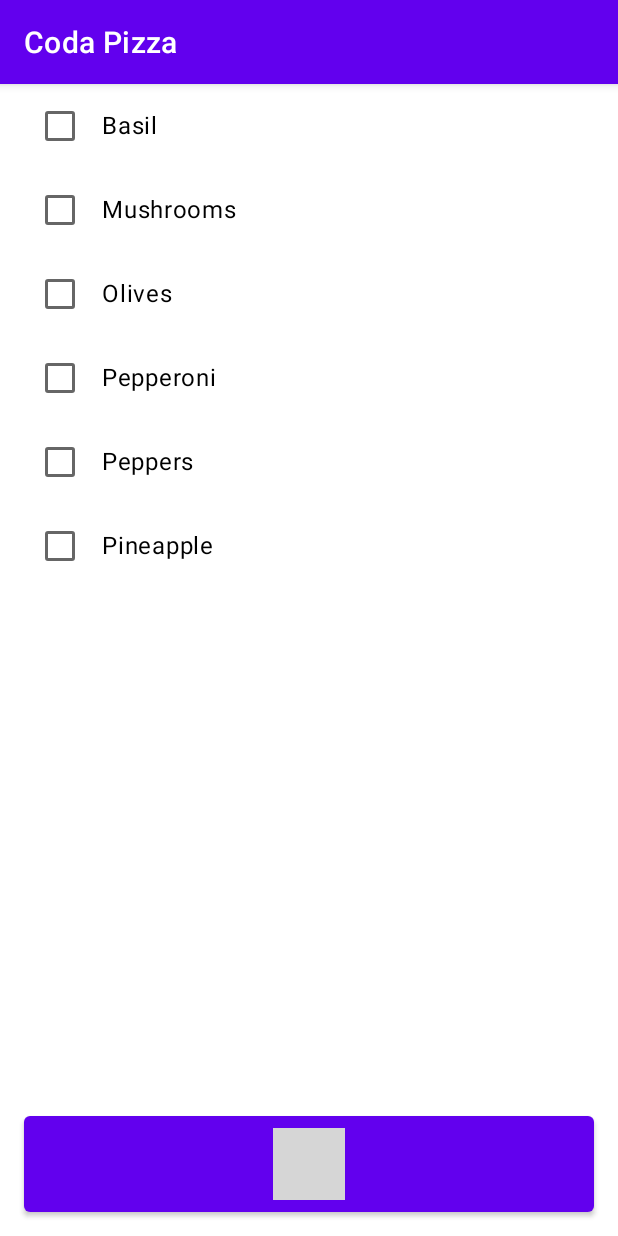
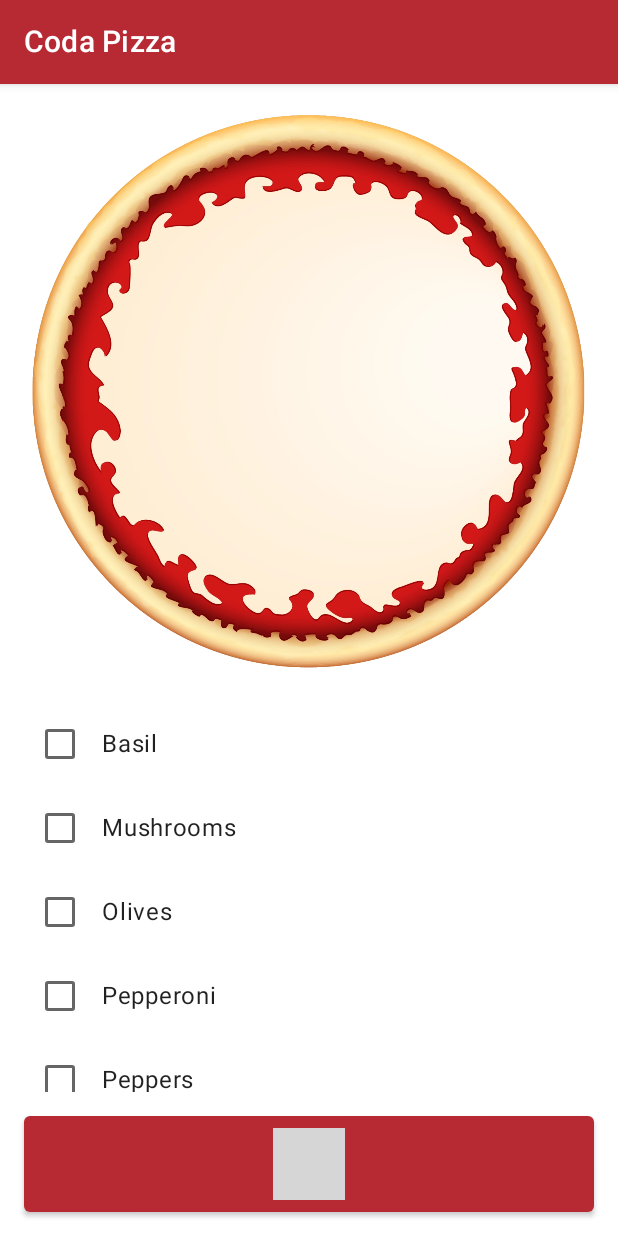
Before and after one commit to tjcatibog/CodaPizza, an Android app built with Jetpack Compose: the screen it shows after launch (MainActivity), on a phone screen of 412 x 824 dp. Run offline under Robolectric (Android 15) with nearby library versions, the phone set to English and light mode, and no system bars; 1 statement that could not run was skipped; grey boxes are pictures that could not be loaded.

Commit message:
Completed Ch29 code

```diff
--- a/app/build.gradle
+++ b/app/build.gradle
@@ -42,9 +42,6 @@ android {
 dependencies {
 
     implementation 'androidx.core:core-ktx:1.9.0'
-    implementation 'androidx.appcompat:appcompat:1.6.0'
-    implementation 'com.google.android.material:material:1.8.0'
-    implementation 'androidx.constraintlayout:constraintlayout:2.1.4'
     implementation 'androidx.compose.foundation:foundation:1.3.1'
     implementation 'androidx.compose.runtime:runtime:1.3.3'
     implementation 'androidx.compose.ui:ui:1.3.3'
--- a/app/src/main/java/net/catibog/android/codapizza/MainActivity.kt
+++ b/app/src/main/java/net/catibog/android/codapizza/MainActivity.kt
@@ -1,15 +1,18 @@
 package net.catibog.android.codapizza
 
 import android.os.Bundle
+import androidx.activity.ComponentActivity
 import androidx.activity.compose.setContent
-import androidx.appcompat.app.AppCompatActivity
+import net.catibog.android.codapizza.ui.AppTheme
 import net.catibog.android.codapizza.ui.PizzaBuilderScreen
 
-class MainActivity : AppCompatActivity() {
+class MainActivity : ComponentActivity() {
     override fun onCreate(savedInstanceState: Bundle?) {
         super.onCreate(savedInstanceState)
         setContent {
-            PizzaBuilderScreen()
+            AppTheme {
+                PizzaBuilderScreen()
+            }
         }
     }
 }
--- a/app/src/main/java/net/catibog/android/codapizza/model/Topping.kt
+++ b/app/src/main/java/net/catibog/android/codapizza/model/Topping.kt
@@ -1,15 +1,35 @@
 package net.catibog.android.codapizza.model
 
+import androidx.annotation.DrawableRes
 import androidx.annotation.StringRes
 import net.catibog.android.codapizza.R
 
 enum class Topping(
-    @StringRes val toppingName: Int
+    @StringRes val toppingName: Int,
+    @DrawableRes val pizzaOverlayImage: Int
 ) {
-    Basil(toppingName = R.string.topping_basil),
-    Mushroom(toppingName = R.string.topping_mushroom),
-    Olive(toppingName = R.string.topping_olive),
-    Pepperoni(toppingName = R.string.topping_pepperoni),
-    Peppers(toppingName = R.string.topping_peppers),
-    Pineapple(toppingName = R.string.topping_pineapple)
+    Basil(
+        toppingName = R.string.topping_basil,
+        pizzaOverlayImage = R.drawable.topping_basil
+    ),
+    Mushroom(
+        toppingName = R.string.topping_mushroom,
+        pizzaOverlayImage = R.drawable.topping_mushroom
+    ),
+    Olive(
+        toppingName = R.string.topping_olive,
+        pizzaOverlayImage = R.drawable.topping_olive
+    ),
+    Pepperoni(
+        toppingName = R.string.topping_pepperoni,
+        pizzaOverlayImage = R.drawable.topping_pepperoni
+    ),
+    Peppers(
+        toppingName = R.string.topping_peppers,
+        pizzaOverlayImage = R.drawable.topping_peppers
+    ),
+    Pineapple(
+        toppingName = R.string.topping_pineapple,
+        pizzaOverlayImage = R.drawable.topping_pineapple
+    )
 }
--- /dev/null
+++ b/app/src/main/java/net/catibog/android/codapizza/ui/AppTheme.kt
@@ -0,0 +1,20 @@
+package net.catibog.android.codapizza.ui
+
+import androidx.compose.material.MaterialTheme
+import androidx.compose.material.lightColors
+import androidx.compose.runtime.Composable
+import androidx.compose.ui.graphics.Color
+
+@Composable
+fun AppTheme(
+    content: @Composable () -> Unit
+) = MaterialTheme(
+    colors = lightColors(
+        primary = Color(0xFFB72A33),
+        primaryVariant = Color(0xFFA6262E),
+        secondary = Color(0xFF03C4DD),
+        secondaryVariant = Color(0xFF03B2C9),
+    )
+) {
+    content()
+}
--- a/app/src/main/java/net/catibog/android/codapizza/ui/OrderButton.kt
+++ b/app/src/main/java/net/catibog/android/codapizza/ui/OrderButton.kt
@@ -1,11 +1,13 @@
 package net.catibog.android.codapizza.ui
 
 import android.icu.text.NumberFormat
+import android.widget.Toast
 import androidx.compose.material.Button
 import androidx.compose.material.Text
 import androidx.compose.runtime.Composable
 import androidx.compose.runtime.remember
 import androidx.compose.ui.Modifier
+import androidx.compose.ui.platform.LocalContext
 import androidx.compose.ui.res.stringResource
 import androidx.compose.ui.text.intl.Locale
 import androidx.compose.ui.text.toUpperCase
@@ -17,9 +19,12 @@ fun OrderButton(
     pizza: Pizza,
     modifier: Modifier = Modifier
 ) {
+    val context = LocalContext.current
     Button(
         modifier = modifier,
-        onClick = { /*TODO*/ }
+        onClick = {
+            Toast.makeText(context, R.string.order_placed, Toast.LENGTH_LONG).show()
+        }
     ) {
         val currencyFormatter = remember { NumberFormat.getCurrencyInstance() }
         val price = currencyFormatter.format(pizza.price)
--- a/app/src/main/java/net/catibog/android/codapizza/ui/PizzaBuilderScreen.kt
+++ b/app/src/main/java/net/catibog/android/codapizza/ui/PizzaBuilderScreen.kt
@@ -3,14 +3,19 @@ package net.catibog.android.codapizza.ui
 import androidx.compose.foundation.layout.Column
 import androidx.compose.foundation.layout.fillMaxWidth
 import androidx.compose.foundation.layout.padding
+import androidx.compose.material.Scaffold
+import androidx.compose.material.Text
+import androidx.compose.material.TopAppBar
 import androidx.compose.runtime.Composable
 import androidx.compose.runtime.getValue
 import androidx.compose.runtime.mutableStateOf
 import androidx.compose.runtime.saveable.rememberSaveable
 import androidx.compose.runtime.setValue
 import androidx.compose.ui.Modifier
+import androidx.compose.ui.res.stringResource
 import androidx.compose.ui.tooling.preview.Preview
 import androidx.compose.ui.unit.dp
+import net.catibog.android.codapizza.R
 import net.catibog.android.codapizza.model.Pizza
 
 @Preview
@@ -20,7 +25,15 @@ fun PizzaBuilderScreen(
 ) {
     var pizza by rememberSaveable { mutableStateOf(Pizza()) }
 
-    Column(modifier = modifier) {
+    Scaffold(
+        modifier = modifier,
+        topBar = {
+            TopAppBar(
+                title = { Text(stringResource(R.string.app_name)) }
+            )
+        },
+        content = {
+            Column {
                 ToppingsList(
                     pizza = pizza,
                     onEditPizza = { pizza = it },
@@ -36,3 +49,6 @@ fun PizzaBuilderScreen(
                 )
             }
         }
+    )
+
+}
--- a/app/src/main/java/net/catibog/android/codapizza/ui/ToppingsList.kt
+++ b/app/src/main/java/net/catibog/android/codapizza/ui/ToppingsList.kt
@@ -1,5 +1,6 @@
 package net.catibog.android.codapizza.ui
 
+import androidx.compose.foundation.layout.padding
 import androidx.compose.foundation.lazy.LazyColumn
 import androidx.compose.foundation.lazy.items
 import androidx.compose.runtime.Composable
@@ -8,6 +9,7 @@ import androidx.compose.runtime.mutableStateOf
 import androidx.compose.runtime.saveable.rememberSaveable
 import androidx.compose.runtime.setValue
 import androidx.compose.ui.Modifier
+import androidx.compose.ui.unit.dp
 import net.catibog.android.codapizza.model.Pizza
 import net.catibog.android.codapizza.model.Topping
 
@@ -31,6 +33,9 @@ fun ToppingsList(
     }
 
     LazyColumn(modifier = modifier) {
+        item {
+            PizzaHeroImage(pizza = pizza, modifier = Modifier.padding(16.dp))
+        }
         items(Topping.values()) { topping ->
             ToppingCell(
                 topping = topping,
--- a/app/src/main/res/values-night/themes.xml
+++ /dev/null
@@ -1,16 +0,0 @@
-<resources xmlns:tools="http://schemas.android.com/tools">
-    <!-- Base application theme. -->
-    <style name="Theme.CodaPizza" parent="Theme.MaterialComponents.DayNight.DarkActionBar">
-        <!-- Primary brand color. -->
-        <item name="colorPrimary">@color/purple_200</item>
-        <item name="colorPrimaryVariant">@color/purple_700</item>
-        <item name="colorOnPrimary">@color/black</item>
-        <!-- Secondary brand color. -->
-        <item name="colorSecondary">@color/teal_200</item>
-        <item name="colorSecondaryVariant">@color/teal_200</item>
-        <item name="colorOnSecondary">@color/black</item>
-        <!-- Status bar color. -->
-        <item name="android:statusBarColor">?attr/colorPrimaryVariant</item>
-        <!-- Customize your theme here. -->
-    </style>
-</resources>
--- a/app/src/main/res/values/colors.xml
+++ /dev/null
@@ -1,10 +0,0 @@
-<?xml version="1.0" encoding="utf-8"?>
-<resources>
-    <color name="purple_200">#FFBB86FC</color>
-    <color name="purple_500">#FF6200EE</color>
-    <color name="purple_700">#FF3700B3</color>
-    <color name="teal_200">#FF03DAC5</color>
-    <color name="teal_700">#FF018786</color>
-    <color name="black">#FF000000</color>
-    <color name="white">#FFFFFFFF</color>
-</resources>
--- a/app/src/main/res/values/strings.xml
+++ b/app/src/main/res/values/strings.xml
@@ -1,7 +1,7 @@
 <resources>
     <string name="app_name">Coda Pizza</string>
 
-    <string name="place_order_button">Place Order (%1$s)</string>
+    <string name="pizza_preview">Pizza preview</string>
 
     <string name="placement_prompt">Where do you want %1$s on your pizza?</string>
     <string name="placement_none">None</string>
@@ -15,4 +15,7 @@
     <string name="topping_peppers">Peppers</string>
     <string name="topping_pepperoni">Pepperoni</string>
     <string name="topping_pineapple">Pineapple</string>
+
+    <string name="place_order_button">Place Order (%1$s)</string>
+    <string name="order_placed">Order submitted!</string>
 </resources>
--- a/app/src/main/res/values/themes.xml
+++ b/app/src/main/res/values/themes.xml
@@ -1,16 +1,5 @@
-<resources xmlns:tools="http://schemas.android.com/tools">
+<resources>
     <!-- Base application theme. -->
-    <style name="Theme.CodaPizza" parent="Theme.MaterialComponents.DayNight.DarkActionBar">
-        <!-- Primary brand color. -->
-        <item name="colorPrimary">@color/purple_500</item>
-        <item name="colorPrimaryVariant">@color/purple_700</item>
-        <item name="colorOnPrimary">@color/white</item>
-        <!-- Secondary brand color. -->
-        <item name="colorSecondary">@color/teal_200</item>
-        <item name="colorSecondaryVariant">@color/teal_700</item>
-        <item name="colorOnSecondary">@color/black</item>
-        <!-- Status bar color. -->
-        <item name="android:statusBarColor">?attr/colorPrimaryVariant</item>
-        <!-- Customize your theme here. -->
+    <style name="Theme.CodaPizza" parent="android:Theme.Material.NoActionBar">
     </style>
 </resources>
```
Also changed, not shown: app/src/main/java/net/catibog/android/codapizza/ui/PizzaHeroImage.kt (added, +69 -0 lines), app/src/main/res/drawable/pizza_crust.webp (added), app/src/main/res/drawable/topping_basil.webp (added), app/src/main/res/drawable/topping_mushroom.webp (added), app/src/main/res/drawable/topping_olive.webp (added), app/src/main/res/drawable/topping_pepperoni.webp (added), app/src/main/res/drawable/topping_peppers.webp (added), app/src/main/res/drawable/topping_pineapple.webp (added), 1 other file. Lines whose indentation alone changed are shown as unchanged.
